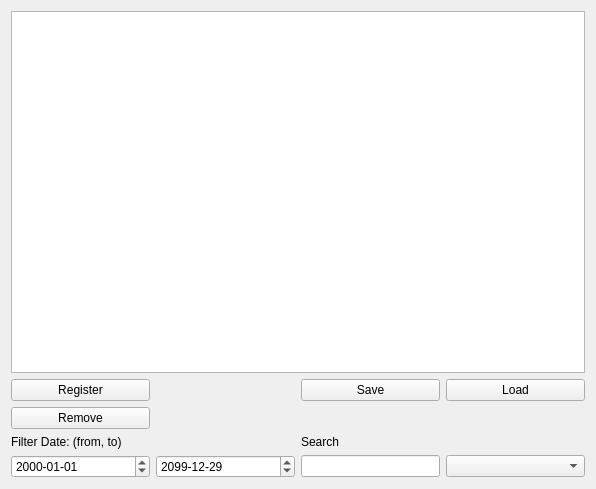
First picture: the form in managePage.ui, repository MaxtuneLee/Media-manager, before the edit.
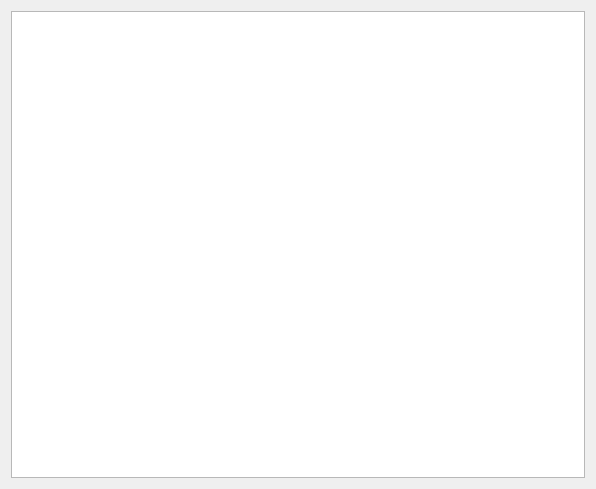
Second picture: the form after the edit.

The edit to the form file:
```diff
--- a/managePage.ui
+++ b/managePage.ui
@@ -14,122 +14,9 @@
    <string>多媒体文件管理系统</string>
   </property>
   <layout class="QGridLayout" name="gridLayout">
-   <item row="6" column="3">
-    <widget class="QComboBox" name="fliterType">
-     <property name="currentText">
-      <string/>
-     </property>
-     <item>
-      <property name="text">
-       <string/>
-      </property>
-     </item>
-     <item>
-      <property name="text">
-       <string>Type</string>
-      </property>
-     </item>
-     <item>
-      <property name="text">
-       <string>Director</string>
-      </property>
-     </item>
-     <item>
-      <property name="text">
-       <string>Name</string>
-      </property>
-     </item>
-     <item>
-      <property name="text">
-       <string>Actor</string>
-      </property>
-     </item>
-     <item>
-      <property name="text">
-       <string>Prize</string>
-      </property>
-     </item>
-    </widget>
-   </item>
-   <item row="0" column="0" colspan="4">
+   <item row="0" column="0" colspan="2">
     <widget class="QTableView" name="mediaList"/>
    </item>
-   <item row="1" column="2">
-    <widget class="QPushButton" name="exportButton">
-     <property name="text">
-      <string>Save</string>
-     </property>
-    </widget>
-   </item>
-   <item row="1" column="0">
-    <widget class="QPushButton" name="registerButton">
-     <property name="text">
-      <string>Register</string>
-     </property>
-    </widget>
-   </item>
-   <item row="1" column="3">
-    <widget class="QPushButton" name="importButton">
-     <property name="text">
-      <string>Load</string>
-     </property>
-    </widget>
-   </item>
-   <item row="3" column="0">
-    <widget class="QPushButton" name="removeButton">
-     <property name="text">
-      <string>Remove</string>
-     </property>
-    </widget>
-   </item>
-   <item row="6" column="0">
-    <widget class="QDateEdit" name="earliestDate">
-     <property name="displayFormat">
-      <string>yyyy-MM-dd</string>
-     </property>
-    </widget>
-   </item>
-   <item row="6" column="1">
-    <widget class="QDateEdit" name="latestDate">
-     <property name="dateTime">
-      <datetime>
-       <hour>0</hour>
-       <minute>0</minute>
-       <second>0</second>
-       <year>2099</year>
-       <month>12</month>
-       <day>29</day>
-      </datetime>
-     </property>
-     <property name="displayFormat">
-      <string>yyyy-MM-dd</string>
-     </property>
-    </widget>
-   </item>
-   <item row="4" column="0" colspan="2">
-    <widget class="QLabel" name="_z">
-     <property name="text">
-      <string>Filter Date: (from, to)</string>
-     </property>
-    </widget>
-   </item>
-   <item row="6" column="2">
-    <widget class="QLineEdit" name="searchValue">
-     <property name="sizePolicy">
-      <sizepolicy hsizetype="Preferred" vsizetype="Fixed">
-       <horstretch>0</horstretch>
-       <verstretch>0</verstretch>
-      </sizepolicy>
-     </property>
-    </widget>
-   </item>
-   <item row="4" column="2">
-    <widget class="QLabel" name="label">
-     <property name="text">
-      <string>Search</string>
-     </property>
-    </widget>
-   </item>
   </layout>
  </widget>
  <resources/>
```
